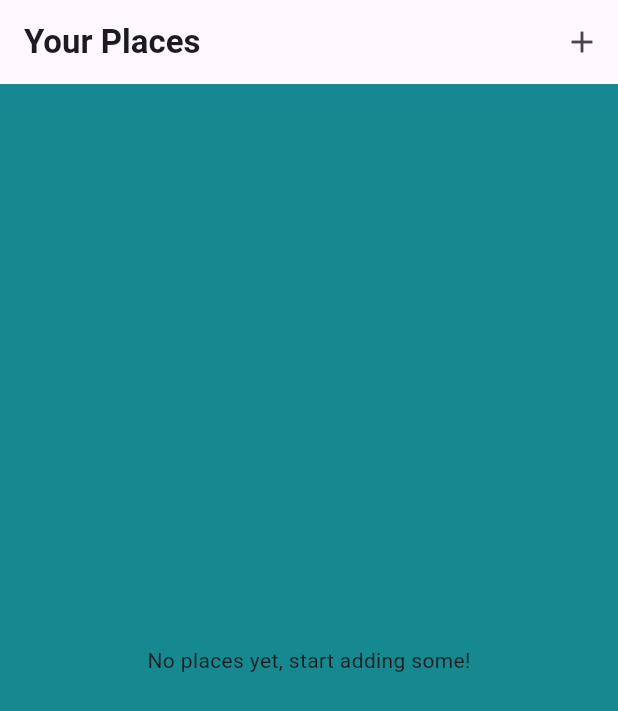
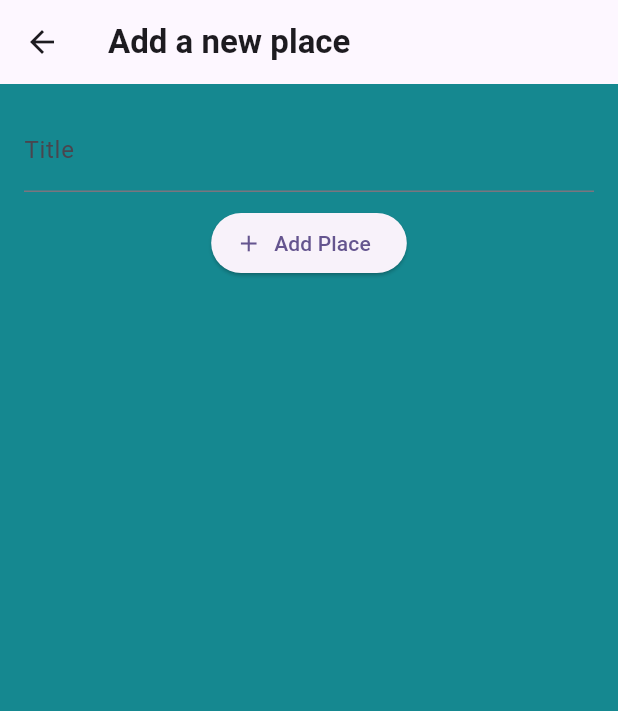
Before and after one commit to Simtestlab/favorite_place, a Flutter app: the screen it shows after launch, after a tap on the "add" icon, on a phone screen of 412 x 824 dp. Shown: the top 711 px of the screen. Run offline on Flutter 3.47's test engine with Material 3 defaults, Android fonts, the phone set to English and light mode, and no system bars; our stand-ins replace google_fonts.

Commit message:
initiated navigation from homepage to add new place

```diff
--- a/lib/main.dart
+++ b/lib/main.dart
@@ -1,6 +1,6 @@
 // ignore_for_file: deprecated_member_use
 
-import 'package:favorite_place/screens/places_list.dart';
+import 'package:favorite_place/screens/places.dart';
 import 'package:flutter/material.dart';
 import 'package:google_fonts/google_fonts.dart';
 
@@ -38,7 +38,7 @@ class MyApp extends StatelessWidget {
       debugShowCheckedModeBanner: false,
       title: 'Favourite Places',
       theme: theme,
-      home: PlacesListScreen(),
+      home: PlacesScreen(),
     );
   }
 }
--- a/lib/screens/add_place.dart
+++ b/lib/screens/add_place.dart
@@ -0,0 +1,42 @@
+import 'package:flutter/material.dart';
+
+class AddPlaceScreen extends StatefulWidget {
+  const AddPlaceScreen({super.key});
+
+  @override
+  State<AddPlaceScreen> createState() {
+    return _AddPlaceScreenState();
+  }
+}
+
+class _AddPlaceScreenState extends State<AddPlaceScreen> {
+final _titleController = TextEditingController();
+
+
+  @override
+  void dispose() {
+    _titleController.dispose();
+    super.dispose();
+  }
+  @override
+  Widget build(BuildContext context) {
+    return Scaffold(
+      appBar: AppBar(
+        title: const Text('Add a new place')
+        )
+        , body: SingleChildScrollView(
+          padding: const EdgeInsets.all(16),
+          child:Column(
+            children: [
+            TextField(
+              decoration: const InputDecoration(
+                label: Text('Title'),
+              ),
+              controller: _titleController,
+            ),
+            const SizedBox(height: 10),
+            ElevatedButton.icon(onPressed: (){}, label: const Text('Add Place'), icon: const Icon(Icons.add),),
+          ],)
+        ),);
+  }
+}
--- /dev/null
+++ b/lib/screens/places.dart
@@ -0,0 +1,31 @@
+import 'package:favorite_place/screens/add_place.dart';
+import 'package:favorite_place/widgets/places_list.dart';
+import 'package:flutter/material.dart';
+
+class PlacesScreen extends StatelessWidget {
+  const PlacesScreen({super.key});
+
+  @override
+  Widget build(BuildContext context) {
+    return Scaffold(
+      appBar: AppBar(
+        title: const Text('Your Places'),
+        actions: [
+          IconButton(
+            onPressed: () {
+              Navigator.of(context).push(
+                MaterialPageRoute(
+                  builder: (context) => const AddPlaceScreen(),
+                ),
+              );
+            },
+            icon: const Icon(Icons.add),
+          ),
+        ],
+      ),
+      body: PlacesList(
+        places: [],
+      ),
+    );
+  }
+}
--- a/lib/screens/places_list.dart
+++ /dev/null
@@ -1,25 +0,0 @@
-import 'package:flutter/material.dart';
-
-class PlacesListScreen extends StatelessWidget {
-  const PlacesListScreen({super.key});
-
-  @override
-  Widget build(BuildContext context) {
-    return Scaffold(
-      appBar: AppBar(
-        title: const Text('Your Places'),
-        actions: [
-          IconButton(
-            onPressed: () {
-              // Navigate to the add place screen
-            },
-            icon: const Icon(Icons.add),
-          ),
-        ],
-      ),
-      body: const Center(
-        child: Text('No places yet, start adding some!'),
-      ),
-    );
-  }
-}
--- /dev/null
+++ b/lib/widgets/places_list.dart
@@ -0,0 +1,27 @@
+import 'package:flutter/material.dart';
+import 'package:favorite_place/models/place.dart';
+class PlacesList extends StatelessWidget {
+
+  const PlacesList({
+  super.key, required this.places,
+  });
+  final List<Place> places;
+
+  @override
+  Widget build(BuildContext context) {
+    if(places.isEmpty) {
+      return const Center(
+        child: Text('No places yet, start adding some!'),
+      );
+    }
+    return ListView.builder(
+      itemCount: places.length,
+      itemBuilder: (context, index) {
+        return ListTile(
+          title: Text(places[index].title),
+        );
+      },
+    );
+  }
+
+}
```
Also changed, not shown: lib/widgets/places.dart (deleted).
